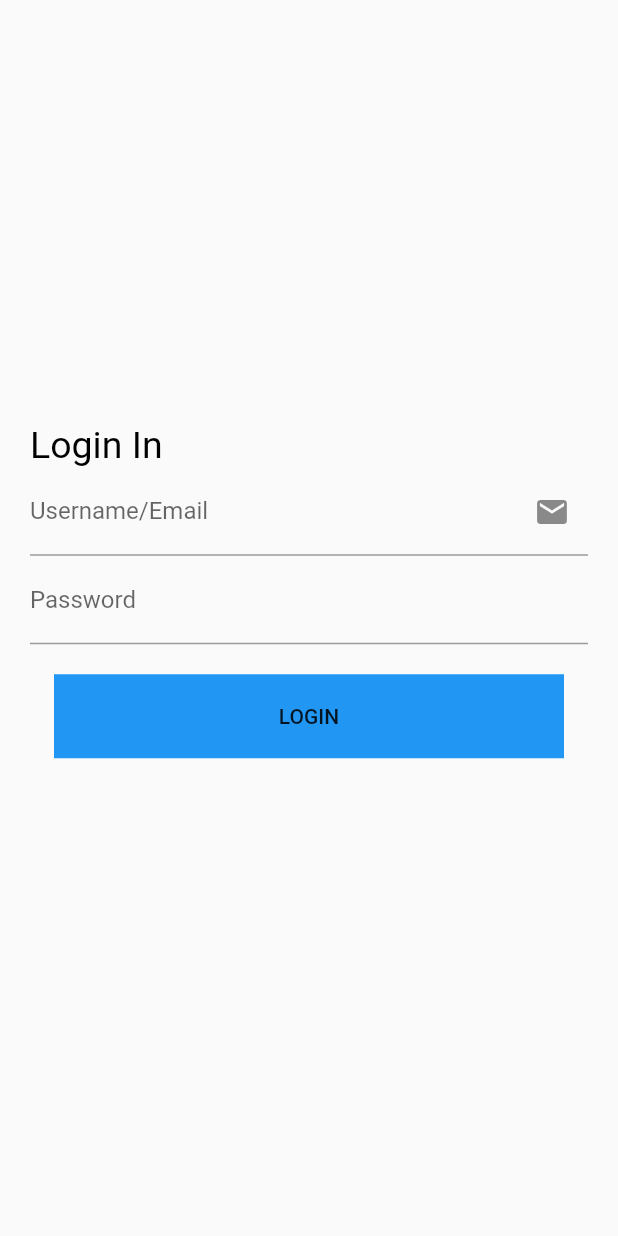
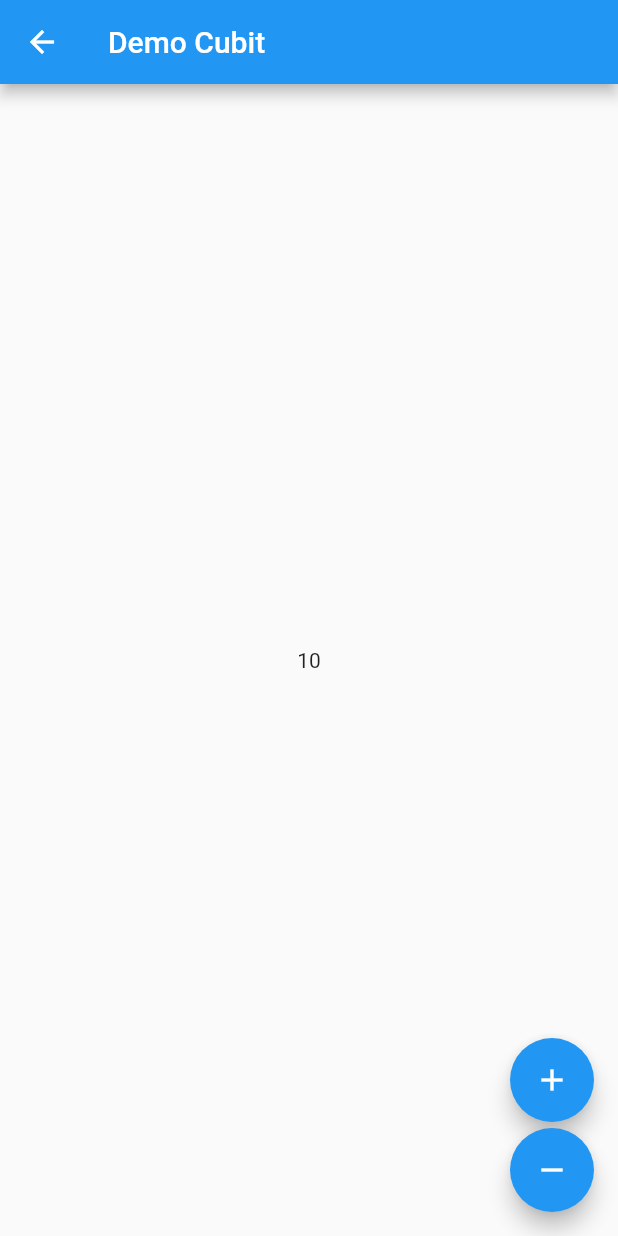
Before and after one commit to tientran01/bloc, a Flutter app: the screen it shows after launch, on a phone screen of 412 x 824 dp. Run offline on Flutter 3.47's test engine with Material 2 defaults, Android fonts, the phone set to English and light mode, and no system bars; our stand-ins replace dio, equatable, flutter_bloc.

Commit message:
demo cubit

```diff
--- /dev/null
+++ b/lib/cubit/demo/demo_cubit.dart
@@ -0,0 +1,7 @@
+import 'package:flutter_bloc/flutter_bloc.dart';
+
+class DemoCubit extends Cubit<int> {
+  DemoCubit() : super(10);
+  void increment() => emit(state + 1);
+  void decrement() => emit(state - 1);
+}
--- a/lib/main.dart
+++ b/lib/main.dart
@@ -1,4 +1,5 @@
 import 'package:bloc_demo/bloc/home/bloc/home_bloc.dart';
+import 'package:bloc_demo/cubit/demo/demo_cubit.dart';
 import 'package:bloc_demo/router/navigation_service.dart';
 import 'package:bloc_demo/router/router_name.dart';
 import 'package:flutter/material.dart';
@@ -10,7 +11,8 @@ void main() {
     MultiBlocProvider(
       providers: [
         BlocProvider(create: (_) => LoginBloc()),
-        BlocProvider(create: (_)=> HomeBloc())
+        BlocProvider(create: (_)=> HomeBloc()),
+        BlocProvider(create: (_) => DemoCubit())
       ],
       child: const MyApp(),
     ),
@@ -25,7 +27,7 @@ class MyApp extends StatelessWidget {
     return MaterialApp(
       navigatorKey: NavigationService.navigatorKey,
       debugShowCheckedModeBanner: false,
-      initialRoute: "/",
+      initialRoute: "/demo_cubit",
       routes: RouteName.route
     );
   }
--- /dev/null
+++ b/lib/pages/demo_cubit_screen.dart
@@ -0,0 +1,43 @@
+import 'package:bloc_demo/cubit/demo/demo_cubit.dart';
+import 'package:flutter/material.dart';
+import 'package:flutter_bloc/flutter_bloc.dart';
+
+class DemoCubitScreen extends StatefulWidget {
+  const DemoCubitScreen({Key? key}) : super(key: key);
+
+  @override
+  State<DemoCubitScreen> createState() => _DemoCubitScreenState();
+}
+
+class _DemoCubitScreenState extends State<DemoCubitScreen> {
+  @override
+  Widget build(BuildContext context) {
+    return Scaffold(
+      appBar: AppBar(
+        title: const Text("Demo Cubit"),
+      ),
+      body: BlocBuilder<DemoCubit, int>(
+        builder: (context, state) {
+          return Center(
+            child: Text('$state'),
+          );
+        }
+      ),
+      floatingActionButton: Column(
+        crossAxisAlignment: CrossAxisAlignment.end,
+        mainAxisAlignment: MainAxisAlignment.end,
+        children: <Widget>[
+          FloatingActionButton(
+            child: const Icon(Icons.add),
+            onPressed: () => context.read<DemoCubit>().increment(),
+          ),
+          const SizedBox(height: 4),
+          FloatingActionButton(
+            child: const Icon(Icons.remove),
+            onPressed: () => context.read<DemoCubit>().decrement(),
+          ),
+        ],
+      ),
+    );
+  }
+}
--- a/lib/router/router_name.dart
+++ b/lib/router/router_name.dart
@@ -1,3 +1,4 @@
+import 'package:bloc_demo/pages/demo_cubit_screen.dart';
 import 'package:bloc_demo/pages/home.dart';
 import 'package:bloc_demo/pages/login.dart';
 import 'package:bloc_demo/pages/profile.dart';
@@ -7,6 +8,7 @@ class RouteName {
   static Map<String, WidgetBuilder> route = {
     "/": (BuildContext context) => const LoginScreen(),
     "/home": (BuildContext context) => const HomeScreen(),
-    "/profile": (BuildContext context) => const ProfileScreen()
+    "/profile": (BuildContext context) => const ProfileScreen(),
+    "/demo_cubit": (BuildContext context) => const DemoCubitScreen()
   };
 }
```
